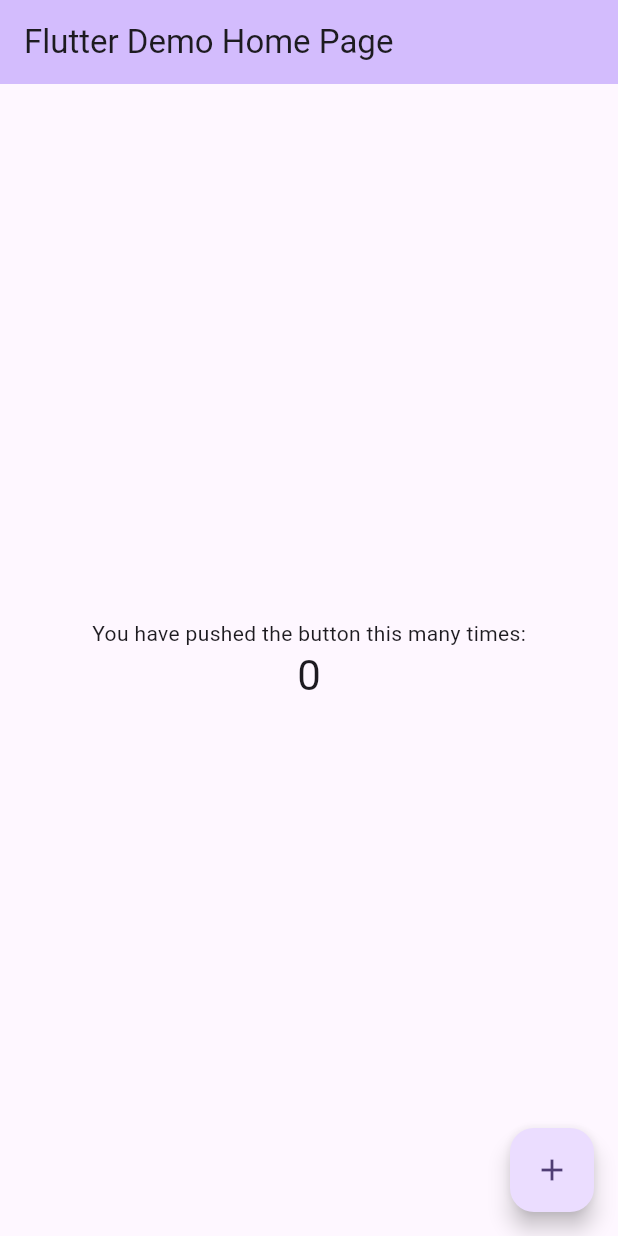
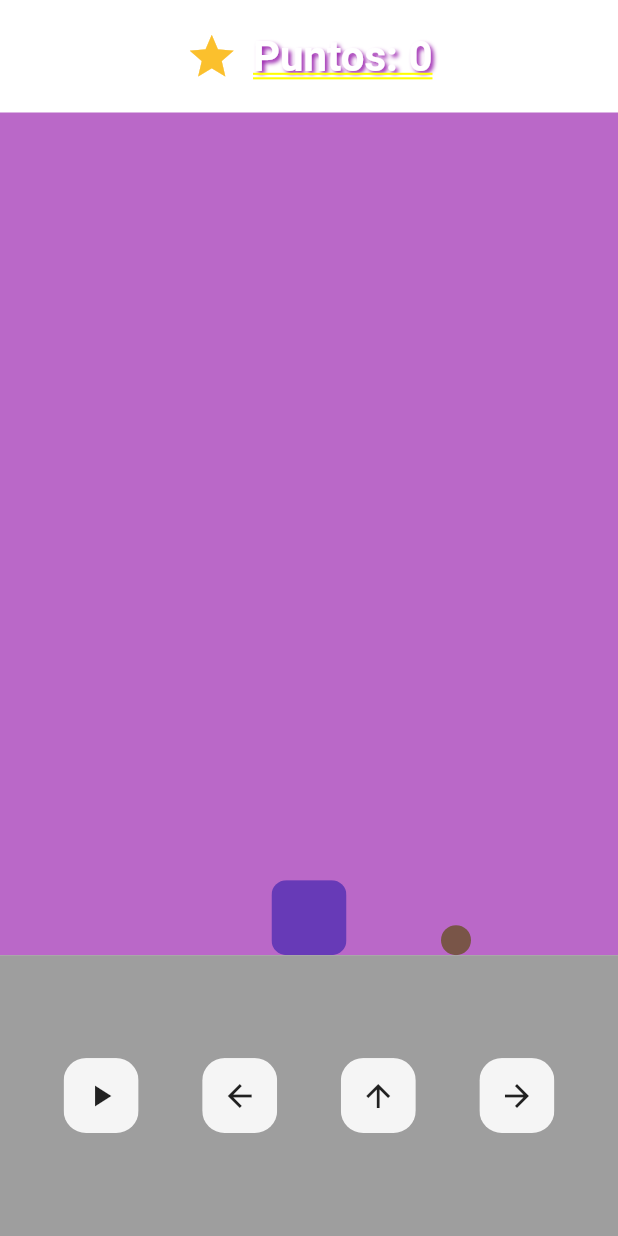
Before and after one commit to Gadiel-Sosa/buble_trouble, a Flutter app: the screen it shows after launch, on a phone screen of 412 x 824 dp. Run offline on Flutter 3.47's test engine with Material 3 defaults, Android fonts, the phone set to English and light mode, and no system bars; Roboto replaces fonts that are missing (Arial).

Commit message:
antes del cambio

```diff
--- /dev/null
+++ b/lib/ball.dart
@@ -0,0 +1,19 @@
+import 'package:flutter/material.dart';
+
+class MyBall extends StatelessWidget {
+  final double ballx;
+  final double bally;
+  MyBall({required this.ballx, required this.bally});
+
+  @override
+  Widget build(BuildContext context) {
+    return Container(
+      alignment: Alignment(ballx, bally),
+      child: Container(
+          width: 20,
+          height: 20,
+          decoration:
+              BoxDecoration(shape: BoxShape.circle, color: Colors.brown)),
+    );
+  }
+}
--- /dev/null
+++ b/lib/button.dart
@@ -0,0 +1,23 @@
+import 'package:flutter/material.dart';
+
+class MyButton extends StatelessWidget {
+  final icon;
+  final function;
+  MyButton({this.icon, this.function});
+
+  @override
+  Widget build(BuildContext context) {
+    return GestureDetector(
+      onTap: function,
+      child: ClipRRect(
+        borderRadius: BorderRadius.circular(15),
+        child: Container(
+          color: Colors.grey[100],
+          width: 50,
+          height: 50,
+          child: Center(child: Icon(icon)),
+        ),
+      ),
+    );
+  }
+}
--- /dev/null
+++ b/lib/homepage.dart
@@ -0,0 +1,301 @@
+import 'dart:async';
+
+import 'package:buble_trouble/ball.dart';
+import 'package:buble_trouble/button.dart';
+import 'package:buble_trouble/missille.dart';
+import 'package:buble_trouble/player.dart';
+import 'package:flutter/material.dart';
+import 'package:flutter/services.dart';
+
+class HomePage extends StatefulWidget {
+  const HomePage({super.key});
+
+  @override
+  State<HomePage> createState() => _HomePageState();
+}
+
+enum direction { LEFT, RIGHT }
+
+class _HomePageState extends State<HomePage> {
+  int score = 0;
+  // Player variables
+  static double playerx = 0;
+  // missile variables
+  double missilex = playerx;
+
+  double missileHeight = 10;
+  bool midShot = false;
+  // ball variables
+  double ballx = 0.5;
+  double bally = 1;
+  var ballDirection = direction.LEFT;
+  void startGame() {
+    double time = 0;
+    double height = 0;
+    double velocity = 60; // how string is
+    Timer.periodic(Duration(microseconds: 10), (timer) {
+      height = -5 * time * time + velocity * time;
+      //if the ball reaches the ground, reset the jump
+
+      if (height < 0) {
+        time = 0;
+      }
+      // update the new ball position
+      setState(() {
+        bally = heightToPosition(height);
+      });
+
+      // if the ball hits the left wall, then change direction to right
+      if (ballx - 0.005 < -1) {
+        ballDirection = direction.RIGHT;
+        //if the ball hits the right wall, then change direction to left
+      } else if (ballx + 0.005 > 1) {
+        ballDirection = direction.LEFT;
+      }
+// move the ball in the correct direction
+      if (ballDirection == direction.LEFT) {
+        setState(() {
+          ballx -= 0.005;
+        });
+      } else if (ballDirection == direction.RIGHT) {
+        setState(() {
+          ballx += 0.005;
+
+          /// Me quedé en el minuto 23:59 en esta parte fue lo ultimo agregado
+        });
+      }
+      // check if ball hits the player
+      if (playerDies()) {
+        timer.cancel();
+        _showDaialog();
+      }
+      // keep the time going!
+      time += 0.1;
+    });
+  }
+
+  void resetGame() {
+    setState(() {
+      // Reiniciar posiciones del jugador y misiles
+      score = 0;
+      playerx = 0;
+      missilex = playerx;
+      missileHeight = 10;
+      midShot = false;
+
+      // Reiniciar la pelota
+      ballx = 0.5;
+      bally = 1;
+      ballDirection = direction.LEFT;
+    });
+
+    // Reiniciar el juego llamando startGame()
+    startGame();
+  }
+
+  void _showDaialog() {
+    showDialog(
+        context: context,
+        builder: (BuildContext context) {
+          return AlertDialog(
+            backgroundColor: Colors.grey[700],
+            title: Text(
+              "¡Perdiste! :(",
+              style: TextStyle(color: Colors.white),
+            ),
+            actions: [
+              TextButton(
+                onPressed: () {
+                  resetGame(); // Reinicia el juego
+                  Navigator.of(context).pop(); // Cierra el diálogo
+                },
+                child: Text("Volver a jugar",
+                    style: TextStyle(color: Colors.white)),
+              ),
+            ],
+          );
+        });
+  }
+
+  void moveLeft() {
+    setState(() {
+      if (playerx - 0.1 < -1) {
+        // do nothing
+      } else {
+        playerx -= 0.1;
+      }
+      // only make the x cordinate the same when it isn't in the middle of a shot
+      if (!midShot) {
+        missilex = playerx;
+      }
+    });
+  }
+
+  void moveRight() {
+    setState(() {
+      if (playerx + 0.1 > 1) {
+        // do nothing
+      } else {
+        playerx += 0.1;
+      }
+      missilex = playerx;
+    });
+  }
+
+  void fireMissile() {
+    if (midShot == false) {
+      Timer.periodic(Duration(milliseconds: 20), (timer) {
+        // shots fired
+        midShot = true;
+        // misille grows til it hits the top of the screen
+
+        setState(() {
+          missileHeight += 10;
+        });
+        if (missileHeight > MediaQuery.of(context).size.height * 3 / 4) {
+          resetMissille();
+          timer.cancel();
+
+          // stop missile
+        }
+        // check if missile has hit the ball
+        if (bally > heightToPosition(missileHeight) &&
+            (ballx - missilex).abs() < 0.03) {
+          setState(() {
+            score++;
+          });
+          resetMissille();
+          ballx = 0.5;
+          bally = 1;
+          timer.cancel();
+        }
+      });
+    }
+  }
+
+// convert height to a coordinate
+  double heightToPosition(double height) {
+    double totalHeight = MediaQuery.of(context).size.height * 3 / 4;
+    double position = 1 - 2 * height / totalHeight;
+    return position;
+  }
+
+  void resetMissille() {
+    missilex = playerx;
+    missileHeight = 0;
+    midShot = false;
+  }
+
+  bool playerDies() {
+    // if the ball position and the player position are the same,
+    //then player dies
+    if ((ballx - playerx).abs() < 0.05 && bally > 0.95) {
+      return true;
+    } else {
+      return false;
+    }
+  }
+
+  @override
+  Widget build(BuildContext context) {
+    return RawKeyboardListener(
+      focusNode: FocusNode(),
+      autofocus: true,
+      onKey: (event) {
+        if (event.isKeyPressed(LogicalKeyboardKey.arrowLeft)) {
+          moveLeft();
+        } else if (event.isKeyPressed(LogicalKeyboardKey.arrowRight)) {
+          moveRight();
+        }
+        if (event.isKeyPressed(LogicalKeyboardKey.space)) {
+          fireMissile();
+        }
+      },
+      child: Column(
+        children: [
+          Padding(
+            padding: const EdgeInsets.all(15.0),
+            child: AnimatedContainer(
+              duration: Duration(
+                  milliseconds: 300), // Animación cuando cambia el puntaje
+              curve: Curves.easeInOut,
+              padding: EdgeInsets.symmetric(horizontal: 10, vertical: 5),
+              child: Row(
+                mainAxisSize: MainAxisSize.min,
+                children: [
+                  Icon(Icons.star,
+                      color: Colors.yellow[700], size: 35), // Icono amarillo
+                  SizedBox(width: 10),
+                  Text(
+                    "Puntos: $score",
+                    style: TextStyle(
+                      fontSize: 28,
+                      fontWeight: FontWeight.bold,
+                      color: Colors.white, // Texto blanco sin fondo negro
+                      fontFamily: 'Arial',
+                      shadows: [
+                        Shadow(
+                            color: Colors.purple,
+                            offset: Offset(2, 2),
+                            blurRadius: 3),
+                      ],
+                    ),
+                  ),
+                ],
+              ),
+            ),
+          ),
+          Expanded(
+            flex: 3,
+            child: Container(
+              color: Colors.purple[300],
+              child: Center(
+                child: Stack(
+                  children: [
+                    MyBall(
+                      ballx: ballx,
+                      bally: bally,
+                    ),
+                    MyMissille(
+                      height: missileHeight,
+                      missilex: missilex,
+                    ),
+                    MyPlayer(
+                      playerx: playerx,
+                    ),
+                  ],
+                ),
+              ),
+            ),
+          ),
+          Expanded(
+            child: Container(
+              color: Colors.grey,
+              child: Row(
+                mainAxisAlignment: MainAxisAlignment.spaceEvenly,
+                children: [
+                  MyButton(
+                    icon: Icons.play_arrow,
+                    function: startGame,
+                  ),
+                  MyButton(
+                    icon: Icons.arrow_back,
+                    function: moveLeft,
+                  ),
+                  MyButton(
+                    icon: Icons.arrow_upward,
+                    function: fireMissile,
+                  ),
+                  MyButton(
+                    icon: Icons.arrow_forward,
+                    function: moveRight,
+                  ),
+                ],
+              ),
+            ),
+          ),
+        ],
+      ),
+    );
+  }
+}
--- a/lib/main.dart
+++ b/lib/main.dart
@@ -1,125 +1,16 @@
+import 'package:buble_trouble/homepage.dart';
 import 'package:flutter/material.dart';
 
 void main() {
-  runApp(const MyApp());
+  runApp(MyApp());
 }
 
 class MyApp extends StatelessWidget {
-  const MyApp({super.key});
-
-  // This widget is the root of your application.
   @override
   Widget build(BuildContext context) {
     return MaterialApp(
-      title: 'Flutter Demo',
-      theme: ThemeData(
-        // This is the theme of your application.
-        //
-        // TRY THIS: Try running your application with "flutter run". You'll see
-        // the application has a purple toolbar. Then, without quitting the app,
-        // try changing the seedColor in the colorScheme below to Colors.green
-        // and then invoke "hot reload" (save your changes or press the "hot
-        // reload" button in a Flutter-supported IDE, or press "r" if you used
-        // the command line to start the app).
-        //
-        // Notice that the counter didn't reset back to zero; the application
-        // state is not lost during the reload. To reset the state, use hot
-        // restart instead.
-        //
-        // This works for code too, not just values: Most code changes can be
-        // tested with just a hot reload.
-        colorScheme: ColorScheme.fromSeed(seedColor: Colors.deepPurple),
-        useMaterial3: true,
-      ),
-      home: const MyHomePage(title: 'Flutter Demo Home Page'),
+      debugShowCheckedModeBanner: false,
+      home: HomePage(),
     );
   }
 }
-
-class MyHomePage extends StatefulWidget {
-  const MyHomePage({super.key, required this.title});
-
-  // This widget is the home page of your application. It is stateful, meaning
-  // that it has a State object (defined below) that contains fields that affect
-  // how it looks.
-
-  // This class is the configuration for the state. It holds the values (in this
-  // case the title) provided by the parent (in this case the App widget) and
-  // used by the build method of the State. Fields in a Widget subclass are
-  // always marked "final".
-
-  final String title;
-
-  @override
-  State<MyHomePage> createState() => _MyHomePageState();
-}
-
-class _MyHomePageState extends State<MyHomePage> {
-  int _counter = 0;
-
-  void _incrementCounter() {
-    setState(() {
-      // This call to setState tells the Flutter framework that something has
-      // changed in this State, which causes it to rerun the build method below
-      // so that the display can reflect the updated values. If we changed
-      // _counter without calling setState(), then the build method would not be
-      // called again, and so nothing would appear to happen.
-      _counter++;
-    });
-  }
-
-  @override
-  Widget build(BuildContext context) {
-    // This method is rerun every time setState is called, for instance as done
-    // by the _incrementCounter method above.
-    //
-    // The Flutter framework has been optimized to make rerunning build methods
-    // fast, so that you can just rebuild anything that needs updating rather
-    // than having to individually change instances of widgets.
-    return Scaffold(
-      appBar: AppBar(
-        // TRY THIS: Try changing the color here to a specific color (to
-        // Colors.amber, perhaps?) and trigger a hot reload to see the AppBar
-        // change color while the other colors stay the same.
-        backgroundColor: Theme.of(context).colorScheme.inversePrimary,
-        // Here we take the value from the MyHomePage object that was created by
-        // the App.build method, and use it to set our appbar title.
-        title: Text(widget.title),
-      ),
-      body: Center(
-        // Center is a layout widget. It takes a single child and positions it
-        // in the middle of the parent.
-        child: Column(
-          // Column is also a layout widget. It takes a list of children and
-          // arranges them vertically. By default, it sizes itself to fit its
-          // children horizontally, and tries to be as tall as its parent.
-          //
-          // Column has various properties to control how it sizes itself and
-          // how it positions its children. Here we use mainAxisAlignment to
-          // center the children vertically; the main axis here is the vertical
-          // axis because Columns are vertical (the cross axis would be
-          // horizontal).
-          //
-          // TRY THIS: Invoke "debug painting" (choose the "Toggle Debug Paint"
-          // action in the IDE, or press "p" in the console), to see the
-          // wireframe for each widget.
-          mainAxisAlignment: MainAxisAlignment.center,
-          children: <Widget>[
-            const Text(
-              'You have pushed the button this many times:',
-            ),
-            Text(
-              '$_counter',
-              style: Theme.of(context).textTheme.headlineMedium,
-            ),
-          ],
-        ),
-      ),
-      floatingActionButton: FloatingActionButton(
-        onPressed: _incrementCounter,
-        tooltip: 'Increment',
-        child: const Icon(Icons.add),
-      ), // This trailing comma makes auto-formatting nicer for build methods.
-    );
-  }
-}
--- /dev/null
+++ b/lib/missille.dart
@@ -0,0 +1,20 @@
+import 'package:flutter/material.dart';
+
+class MyMissille extends StatelessWidget {
+  final missilex;
+  final height;
+
+  MyMissille({this.height, this.missilex});
+
+  @override
+  Widget build(BuildContext context) {
+    return Container(
+      alignment: Alignment(missilex, 1),
+      child: Container(
+        width: 2,
+        height: height,
+        color: Colors.grey,
+      ),
+    );
+  }
+}
--- /dev/null
+++ b/lib/player.dart
@@ -0,0 +1,21 @@
+import 'package:flutter/material.dart';
+
+class MyPlayer extends StatelessWidget {
+  final playerx;
+  MyPlayer({this.playerx});
+
+  @override
+  Widget build(BuildContext context) {
+    return Container(
+      alignment: Alignment(playerx, 1),
+      child: ClipRRect(
+        borderRadius: BorderRadius.circular(10),
+        child: Container(
+          color: Colors.deepPurple,
+          height: 50,
+          width: 50,
+        ),
+      ),
+    ); //hasta aquí mañana continuar 1/feb/25
+  }
+}
```
Also changed, not shown: 1 other file.
